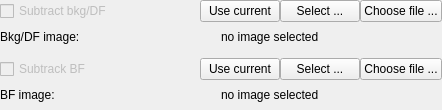
Before: the Qt Designer form lavuelib/ui/BkgSubtractionWidget.ui in lavue-org/lavue, drawn with Qt 5.
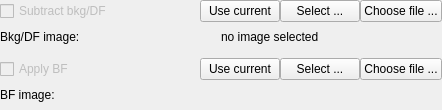
After: the same form once the commit is applied.

Commit message: change Subtrack BF to Apply BF

Patch:
```diff
--- a/lavuelib/ui/BkgSubtractionWidget.ui
+++ b/lavuelib/ui/BkgSubtractionWidget.ui
@@ -154,7 +154,7 @@
            <string>&lt;html&gt;&lt;head/&gt;&lt;body&gt;&lt;p&gt;apply brightfield correction to the image. i.e. (image - DF)/(BF - DF)&lt;/p&gt;&lt;/body&gt;&lt;/html&gt;</string>
           </property>
           <property name="text">
-           <string>Subtrack BF</string>
+           <string>Apply BF</string>
           </property>
          </widget>
         </item>
@@ -206,16 +206,6 @@
           </property>
          </widget>
         </item>
-        <item>
-         <widget class="QLabel" name="bfFileLabel">
-          <property name="toolTip">
-           <string>&lt;html&gt;&lt;head/&gt;&lt;body&gt;&lt;p&gt;brightfield substraction image file name&lt;/p&gt;&lt;/body&gt;&lt;/html&gt;</string>
-          </property>
-          <property name="text">
-           <string>no image selected</string>
-          </property>
-         </widget>
-        </item>
        </layout>
       </item>
      </layout>
```
Left out of the diff: 8 changed lines with no effect on the pictures.
